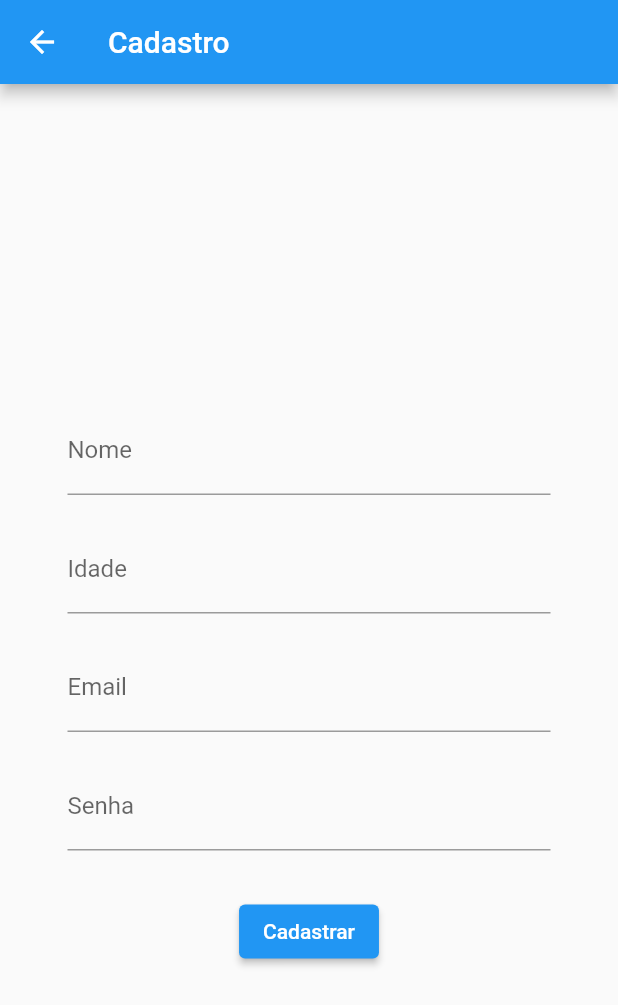
After one commit to melo-gustavo/movies-app, a Flutter app: the screen it shows after launch, after a tap on "Cadastre-se", on a phone screen of 412 x 824 dp. The commit adds this screen. Shown: the top 1005 px of the screen. Run offline on Flutter 3.47's test engine with Material 2 defaults, Android fonts, the phone set to English and light mode, and no system bars; our stand-ins replace cloud_firestore, firebase_core; accounts and stored records are empty.

Commit message:
Create page create user

```diff
--- /dev/null
+++ b/lib/create_user.dart
@@ -0,0 +1,123 @@
+// import 'package:firebase_auth/firebase_auth.dart';
+import 'package:flutter/material.dart';
+import 'package:flutter/services.dart';
+import 'package:flutter/src/widgets/container.dart';
+import 'package:flutter/src/widgets/framework.dart';
+// import 'package:quiz/checagem_page.dart';
+// import 'package:quiz/home_page.dart';
+// import 'package:quiz/app_widget.dart';
+
+class CreateUser extends StatefulWidget {
+  const CreateUser({super.key});
+
+  @override
+  State<CreateUser> createState() => _CreateUser();
+}
+
+class _CreateUser extends State<CreateUser> {
+  final _nomeController = TextEditingController();
+  final _idadeController = TextEditingController();
+  final _emailController = TextEditingController();
+  final _passwordController = TextEditingController();
+  // final _firebaseAuth = FirebaseAuth.instance;
+
+  @override
+  Widget build(BuildContext context) {
+    return Scaffold(
+      appBar: AppBar(
+        title: Text('Cadastro'),
+      ),
+      body: SingleChildScrollView(
+        child: SizedBox(
+          width: MediaQuery.of(context).size.width,
+          height: MediaQuery.of(context).size.height,
+          child: Padding(
+            padding: const EdgeInsets.all(45.0),
+            child: Column(
+              mainAxisAlignment: MainAxisAlignment.center,
+              children: [
+                TextFormField(
+                    controller: _nomeController,
+                    keyboardType: TextInputType.name,
+                    decoration: InputDecoration(
+                      labelText: "Nome",
+                    )),
+                Container(
+                  height: 20,
+                ),
+                TextFormField(
+                    controller: _idadeController,
+                    keyboardType: TextInputType.name,
+                    decoration: InputDecoration(
+                      labelText: "Idade",
+                    )),
+                Container(
+                  height: 20,
+                ),
+                TextFormField(
+                    controller: _emailController,
+                    keyboardType: TextInputType.emailAddress,
+                    decoration: InputDecoration(
+                      labelText: "Email",
+                    )),
+                Container(
+                  height: 20,
+                ),
+                TextFormField(
+                  controller: _passwordController,
+                  keyboardType: TextInputType.visiblePassword,
+                  obscureText: true,
+                  decoration: InputDecoration(labelText: "Senha"),
+                ),
+                Container(
+                  height: 30,
+                ),
+                ElevatedButton(
+                    child: Text(
+                      "Cadastrar",
+                    ),
+                    onPressed: () {
+                      // cadastrar();
+                    }),
+                Container(
+                  height: 20,
+                ),
+              ],
+            ),
+          ),
+        ),
+      ),
+    );
+  }
+
+  // cadastrar() async {
+  //   try {
+  //     UserCredential userCredential =
+  //         await _firebaseAuth.createUserWithEmailAndPassword(
+  //             email: _emailController.text, password: _passwordController.text);
+  //     if (userCredential != null) {
+  //       userCredential.user!.updateDisplayName(_nomeController.text);
+  //       Navigator.pushAndRemoveUntil(
+  //           context,
+  //           MaterialPageRoute(builder: (context) => ChecagemPage()),
+  //           (route) => false);
+  //     }
+  //   } on FirebaseAuthException catch (e) {
+  //     if (e.code == 'weak-password') {
+  //       ScaffoldMessenger.of(context).showSnackBar(
+  //         const SnackBar(
+  //           content: Text('Senha fraca'),
+  //           backgroundColor: Colors.redAccent,
+  //         ),
+  //       );
+  //     } else if (e.code == 'email-already-in-use') {
+  //       ScaffoldMessenger.of(context).showSnackBar(
+  //         const SnackBar(
+  //           content: Text('Este email já foi cadastrado'),
+  //           backgroundColor: Colors.redAccent,
+  //         ),
+  //       );
+  //     }
+  //   }
+  // }
+}
--- a/lib/main.dart
+++ b/lib/main.dart
@@ -1,4 +1,5 @@
 import 'package:crud/add.dart';
+import 'package:crud/create_user.dart';
 import 'package:crud/db/db.dart';
 import 'package:crud/home.dart';
 import 'package:crud/view.dart';
@@ -103,14 +104,14 @@ class _MyHomePageState extends State<MyHomePage> {
                   Row(
                       mainAxisAlignment: MainAxisAlignment.spaceAround,
                       children: [
-                        // TextButton.icon(
-                        //   icon: Icon(Icons.people, size: 16),
-                        //   label: Text('Cadastre-se'),
-                        //   onPressed: () => Navigator.push(
-                        //       context,
-                        //       MaterialPageRoute(
-                        //           builder: (context) => CreateUser())),
-                        // ),
+                        TextButton.icon(
+                          icon: Icon(Icons.people, size: 16),
+                          label: Text('Cadastre-se'),
+                          onPressed: () => Navigator.push(
+                              context,
+                              MaterialPageRoute(
+                                  builder: (context) => CreateUser())),
+                        ),
                         TextButton.icon(
                           icon: Icon(Icons.replay_rounded, size: 16),
                           label: Text('Esqueceu sua senha ?'),
```
